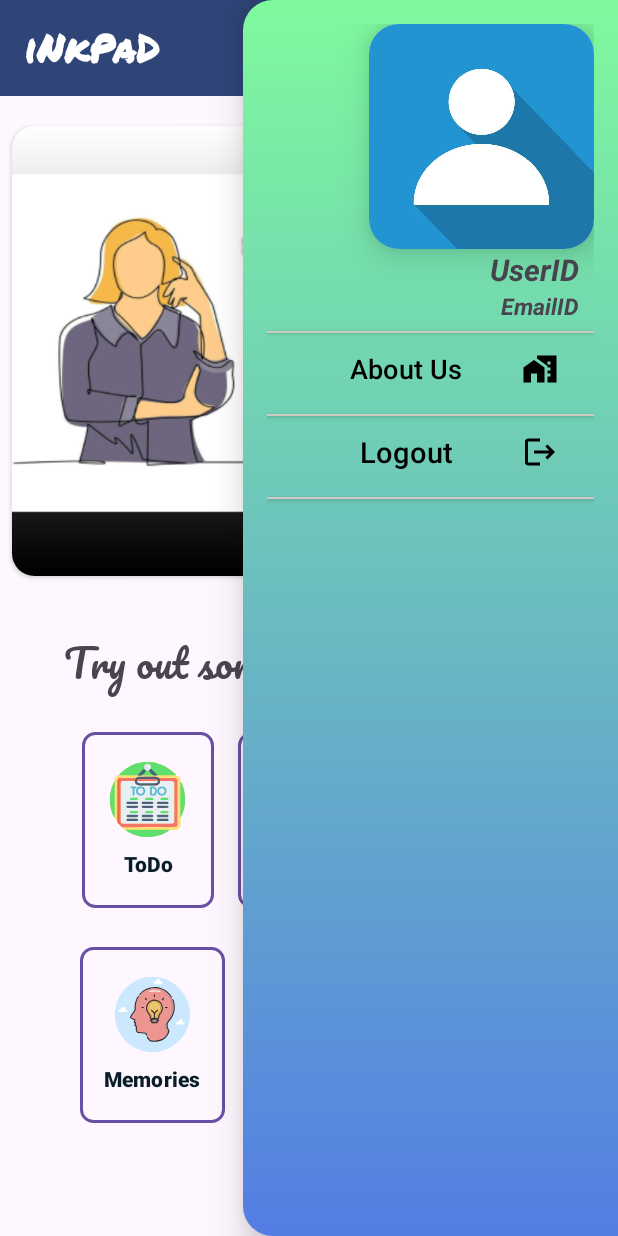
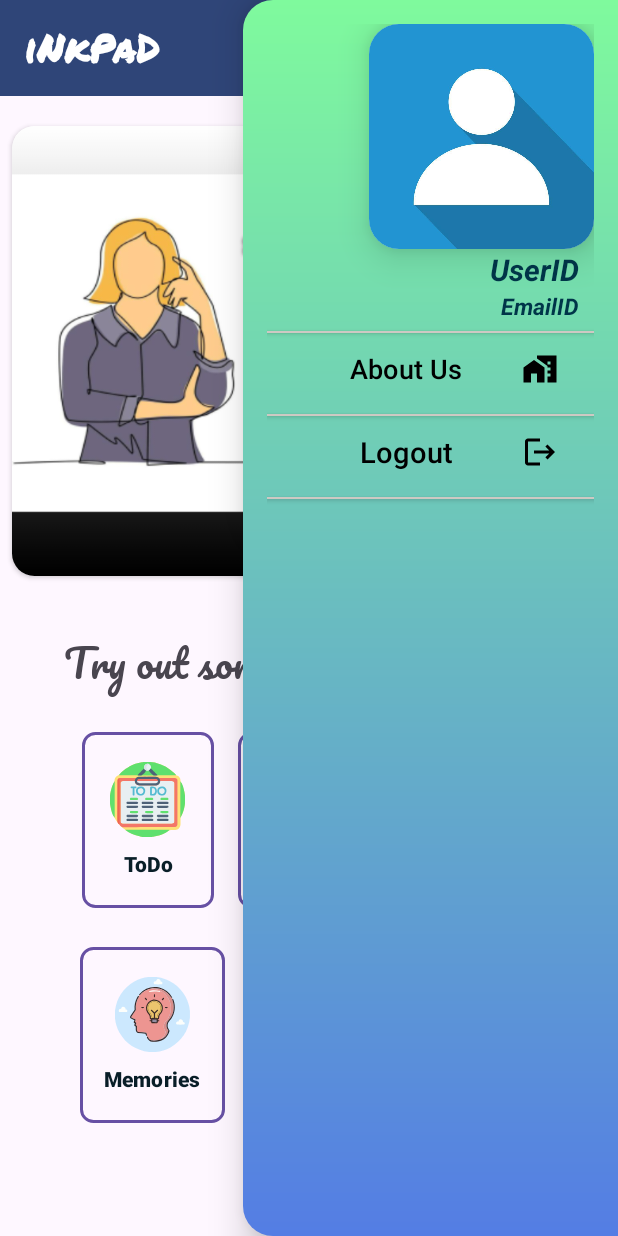
Before and after one commit to shivsikki/InkPad, an Android app: the WelcomeActivity screen opened directly, with no data from a screen before it, after a tap on "Settings", on a phone screen of 412 x 824 dp. Run offline under Robolectric (Android 15) with nearby library versions, the phone set to English and light mode, and no system bars.

Commit message:
finished project

```diff
--- a/app/src/main/res/layout/activity_welcome.xml
+++ b/app/src/main/res/layout/activity_welcome.xml
@@ -286,6 +286,7 @@
             app:layout_constraintTop_toBottomOf="@id/userprofile"
             app:layout_constraintEnd_toEndOf="parent"
             android:text="UserID"
+            android:textColor="#003549"
             android:layout_marginRight="10dp"
             android:textStyle="bold|italic"
             android:textSize="20sp"/>
@@ -297,6 +298,7 @@
             app:layout_constraintTop_toBottomOf="@id/userID"
             app:layout_constraintEnd_toEndOf="parent"
             android:text="EmailID"
+            android:textColor="#003549"
             android:layout_marginRight="10dp"
             android:textStyle="bold|italic"
             android:textSize="15sp"/>
```
